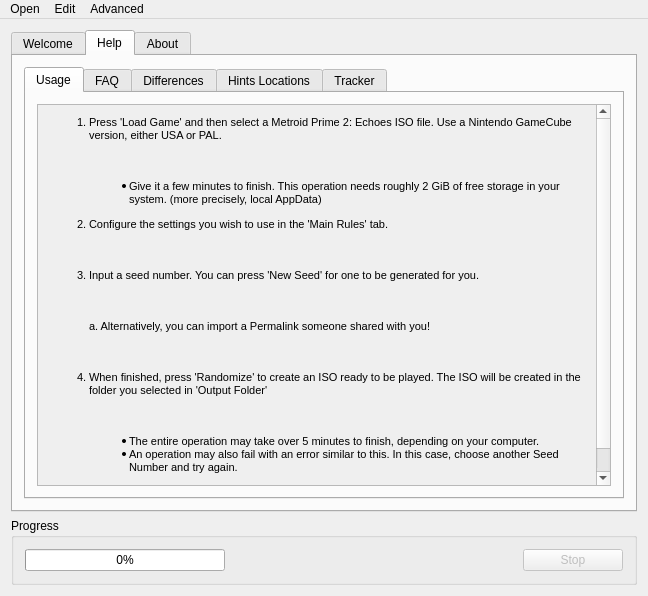
The window that randovania/gui/ui_files/main_window.ui (randovania/randovania) describes before a commit, drawn with Qt 5.
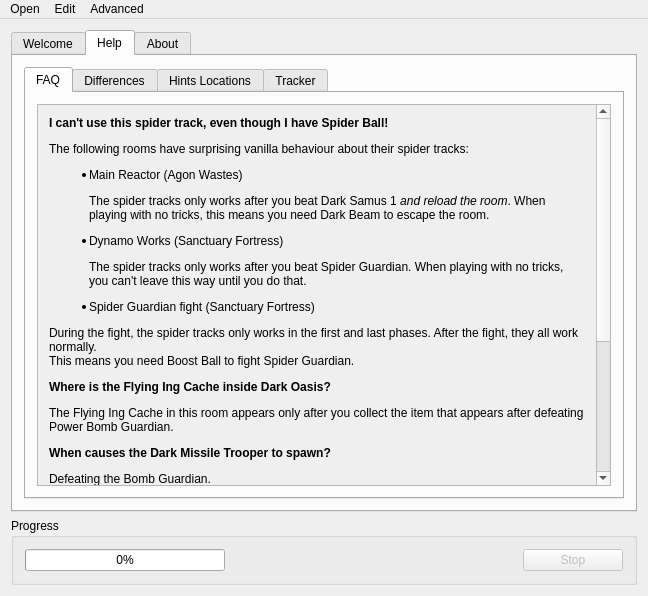
The same window after the commit. The open tabs and pages were chosen to show the change. Icons and pictures are not drawn.

Commit message:
Remove the outdated usage tab.
Fixes #597.

Diff of the .ui file:
```diff
--- a/randovania/gui/ui_files/main_window.ui
+++ b/randovania/gui/ui_files/main_window.ui
@@ -397,53 +397,6 @@
           <property name="currentIndex">
            <number>0</number>
           </property>
-          <widget class="QWidget" name="tab_usage">
-           <attribute name="title">
-            <string>Usage</string>
-           </attribute>
-           <layout class="QVBoxLayout" name="verticalLayout_8">
-            <item>
-             <widget class="QScrollArea" name="usage_scroll_area">
-              <property name="widgetResizable">
-               <bool>true</bool>
-              </property>
-              <widget class="QWidget" name="usage_scroll_area_contents">
-               <property name="geometry">
-                <rect>
-                 <x>0</x>
-                 <y>0</y>
-                 <width>570</width>
-                 <height>438</height>
-                </rect>
-               </property>
-               <layout class="QVBoxLayout" name="verticalLayout_9">
-                <item>
-                 <widget class="QLabel" name="label">
-                  <property name="text">
-                   <string>&lt;!DOCTYPE HTML PUBLIC &quot;-//W3C//DTD HTML 4.0//EN&quot; &quot;http://www.w3.org/TR/REC-html40/strict.dtd&quot;&gt;
-&lt;html&gt;&lt;head&gt;&lt;meta name=&quot;qrichtext&quot; content=&quot;1&quot; /&gt;&lt;style type=&quot;text/css&quot;&gt;
-p, li { white-space: pre-wrap; }
-&lt;/style&gt;&lt;/head&gt;&lt;body style=&quot; font-family:'MS Shell Dlg 2'; font-size:8pt; font-weight:400; font-style:normal;&quot;&gt;
-&lt;ol style=&quot;margin-top: 0px; margin-bottom: 0px; margin-left: 0px; margin-right: 0px; -qt-list-indent: 1;&quot;&gt;&lt;li style=&quot; margin-top:12px; margin-bottom:12px; margin-left:0px; margin-right:0px; -qt-block-indent:0; text-indent:0px;&quot;&gt;Press 'Load Game' and then select a Metroid Prime 2: Echoes ISO file. Use a Nintendo GameCube version, either USA or PAL. &lt;br /&gt;&lt;br /&gt;&lt;img src=&quot;data/gui_assets/tutorial-1.png&quot; /&gt;&lt;/li&gt;
-&lt;ul style=&quot;margin-top: 0px; margin-bottom: 0px; margin-left: 0px; margin-right: 0px; -qt-list-indent: 2;&quot;&gt;&lt;li style=&quot; margin-top:0px; margin-bottom:0px; margin-left:0px; margin-right:0px; -qt-block-indent:0; text-indent:0px;&quot;&gt;Give it a few minutes to finish. This operation needs roughly 2 GiB of free storage in your system. (more precisely, local AppData)&lt;/li&gt;&lt;/ul&gt;
-&lt;li style=&quot; margin-top:12px; margin-bottom:12px; margin-left:0px; margin-right:0px; -qt-block-indent:0; text-indent:0px;&quot;&gt;Configure the settings you wish to use in the 'Main Rules' tab. &lt;br /&gt;&lt;br /&gt;&lt;img src=&quot;data/gui_assets/tutorial-2.png&quot; /&gt;&lt;/li&gt;
-&lt;li style=&quot; margin-top:12px; margin-bottom:12px; margin-left:0px; margin-right:0px; -qt-block-indent:0; text-indent:0px;&quot;&gt;Input a seed number. You can press 'New Seed' for one to be generated for you. &lt;br /&gt;&lt;br /&gt;&lt;img src=&quot;data/gui_assets/tutorial-3.png&quot; /&gt;&lt;/li&gt;
-&lt;p style=&quot; margin-top:12px; margin-bottom:12px; margin-left:0px; margin-right:0px; -qt-block-indent:1; text-indent:0px;&quot;&gt;a. Alternatively, you can import a Permalink someone shared with you! &lt;br /&gt;&lt;br /&gt;&lt;img src=&quot;data/gui_assets/tutorial-4.png&quot; /&gt;&lt;/p&gt;
-&lt;li style=&quot; margin-top:12px; margin-bottom:12px; margin-left:0px; margin-right:0px; -qt-block-indent:0; text-indent:0px;&quot;&gt;When finished, press 'Randomize' to create an ISO ready to be played. The ISO will be created in the folder you selected in 'Output Folder' &lt;br /&gt;&lt;br /&gt;&lt;img src=&quot;data/gui_assets/tutorial-5.png&quot; /&gt;&lt;/li&gt;&lt;/ol&gt;
-&lt;ul style=&quot;margin-top: 0px; margin-bottom: 0px; margin-left: 0px; margin-right: 0px; -qt-list-indent: 2;&quot;&gt;&lt;li style=&quot; margin-top:0px; margin-bottom:0px; margin-left:0px; margin-right:0px; -qt-block-indent:0; text-indent:0px;&quot;&gt;The entire operation may take over 5 minutes to finish, depending on your computer.&lt;/li&gt;
-&lt;li style=&quot; margin-top:0px; margin-bottom:0px; margin-left:0px; margin-right:0px; -qt-block-indent:0; text-indent:0px;&quot;&gt;An operation may also fail with an error similar to this. In this case, choose another Seed Number and try again. &lt;br /&gt;&lt;br /&gt;&lt;img src=&quot;data/gui_assets/tutorial-6.png&quot; /&gt;&lt;/li&gt;&lt;/ul&gt;&lt;/body&gt;&lt;/html&gt;</string>
-                  </property>
-                  <property name="wordWrap">
-                   <bool>true</bool>
-                  </property>
-                 </widget>
-                </item>
-               </layout>
-              </widget>
-             </widget>
-            </item>
-           </layout>
-          </widget>
           <widget class="QWidget" name="tab_faq">
            <attribute name="title">
             <string>FAQ</string>
@@ -459,8 +412,8 @@
                 <rect>
                  <x>0</x>
                  <y>0</y>
-                 <width>111</width>
-                 <height>2024</height>
+                 <width>570</width>
+                 <height>582</height>
                 </rect>
                </property>
                <layout class="QGridLayout" name="gridLayout_7">
```
Left out of the diff: 8 changed lines with no effect on the pictures. The commit also changes 6 other files.
